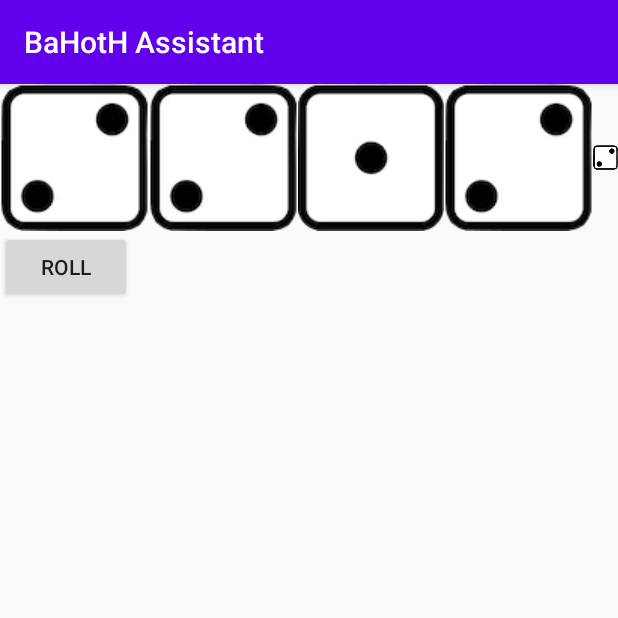
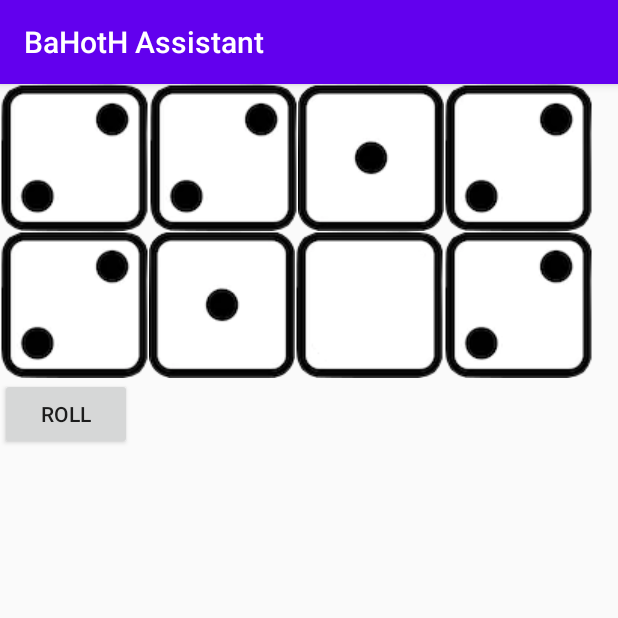
Before and after one commit to jhanson1384/bahoth-assistant-android, an Android app: the fragment DiceRollFragment shown on its own in the app's theme, after a tap on "ROLL", on a phone screen of 412 x 824 dp, the top half of it. Run offline under Robolectric (Android 15) with nearby library versions, the phone set to English and light mode, and no system bars; our stand-ins replace FlexboxLayout.

Commit message:
Changed dice_board LinearLayout into FlexboxLayout

```diff
--- a/app/build.gradle
+++ b/app/build.gradle
@@ -28,6 +28,7 @@ dependencies {
     implementation 'androidx.constraintlayout:constraintlayout:1.1.3'
     implementation 'androidx.cardview:cardview:1.0.0'
     implementation 'androidx.recyclerview:recyclerview:1.1.0'
+    implementation 'com.google.android:flexbox:2.0.1'
     implementation 'com.google.android.material:material:1.1.0'
     implementation 'androidx.legacy:legacy-support-v4:1.0.0'
     testImplementation 'junit:junit:4.12'
--- a/app/src/main/java/com/jhanson1384/bahothassistant/DiceRollFragment.java
+++ b/app/src/main/java/com/jhanson1384/bahothassistant/DiceRollFragment.java
@@ -10,6 +10,8 @@ import android.view.ViewGroup;
 import android.widget.Button;
 import android.widget.ImageView;
 import android.widget.LinearLayout;
+
+import com.google.android.flexbox.FlexboxLayout;
 
 public class DiceRollFragment extends Fragment {
     private DiceManager diceManager;
@@ -57,7 +59,7 @@ public class DiceRollFragment extends Fragment {
     public void rollDice(){
         diceManager.roll();
 
-        LinearLayout dice_board = (LinearLayout) getActivity().findViewById(R.id.dice_board);
+        FlexboxLayout dice_board = (FlexboxLayout) getActivity().findViewById(R.id.dice_board);
         for (int i=0; i<diceManager.getNDice(); ++i){
             ImageView die_img = new ImageView(getContext());
             die_img.setImageResource(getDiceImgID(diceManager.getDieVal(i)));
--- a/app/src/main/res/layout/fragment_dice_roll.xml
+++ b/app/src/main/res/layout/fragment_dice_roll.xml
@@ -6,12 +6,16 @@
     android:orientation="vertical"
     tools:context=".DiceRollFragment">
 
-    <LinearLayout
+
+    <com.google.android.flexbox.FlexboxLayout
         android:id="@+id/dice_board"
-        android:layout_width="wrap_content"
-        android:layout_height="wrap_content">
+        xmlns:android="http://schemas.android.com/apk/res/android"
+        xmlns:app="http://schemas.android.com/apk/res-auto"
+        android:layout_width="match_parent"
+        android:layout_height="wrap_content"
+        app:flexWrap="wrap">
 
-    </LinearLayout>
+    </com.google.android.flexbox.FlexboxLayout>
 
     <Button
         android:id="@+id/roll_btn"
```
